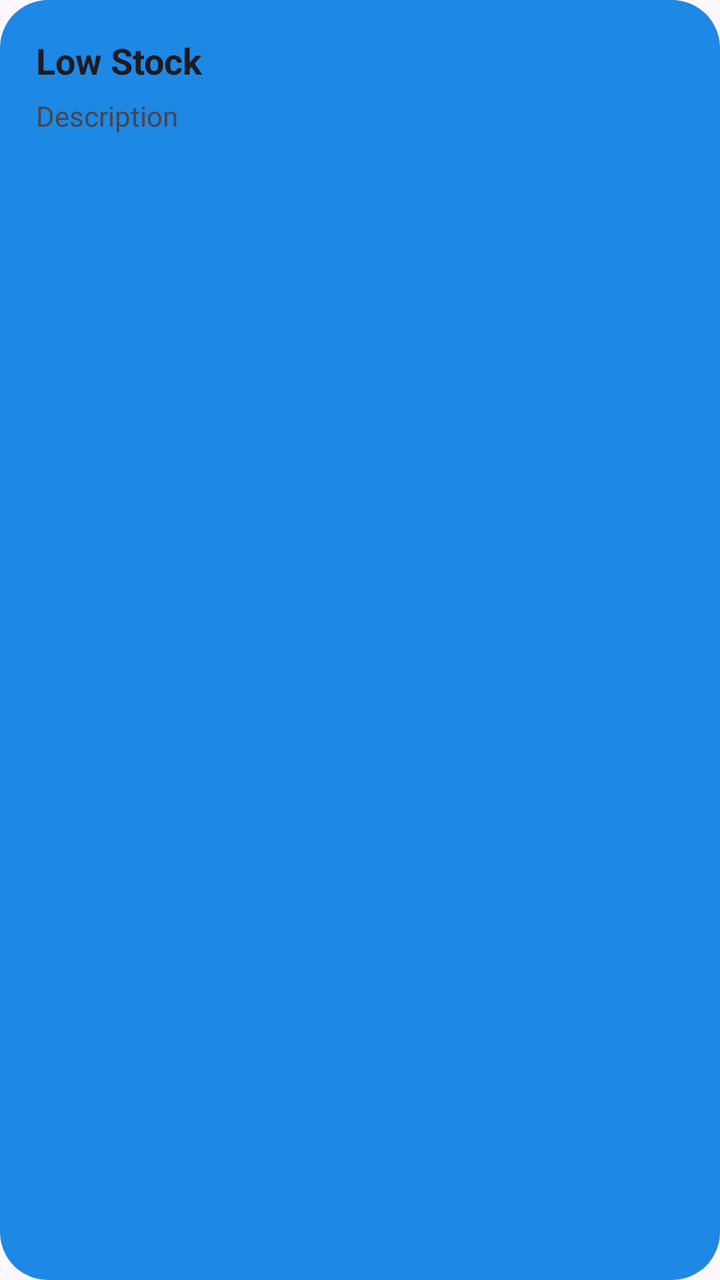
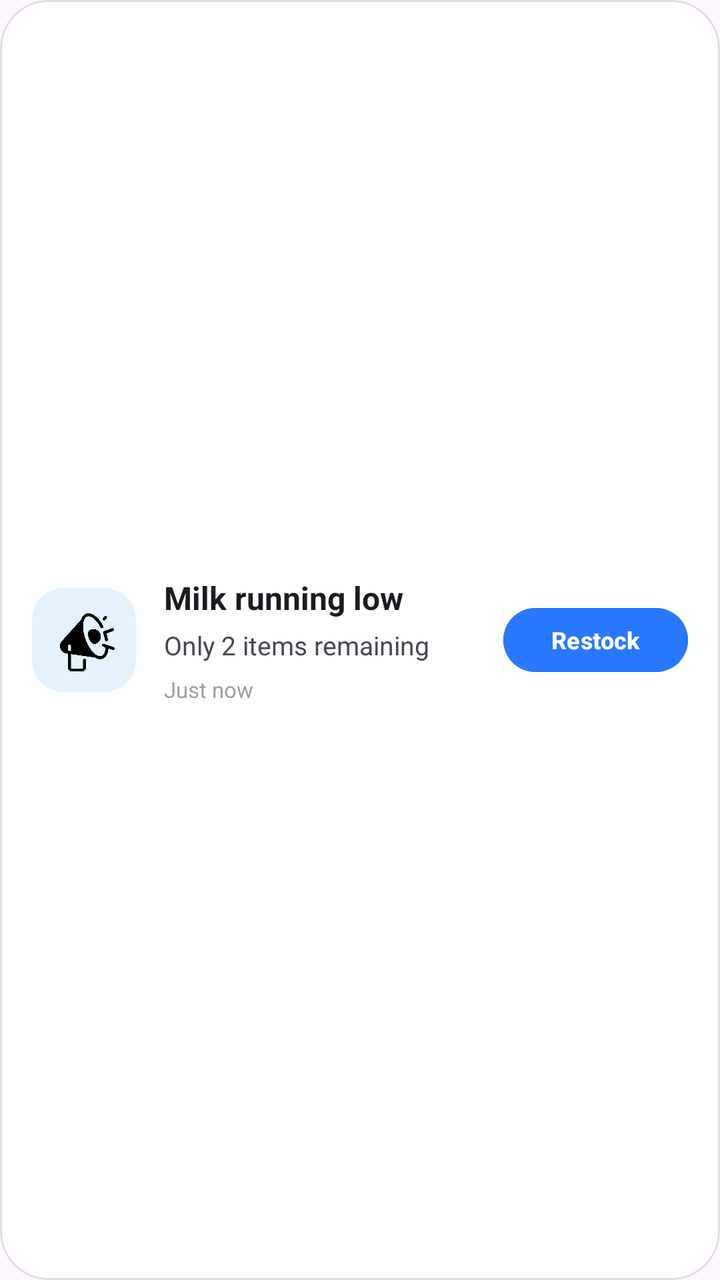

The first picture is an Android layout as it rendered before a commit; the second is the same layout after the commit. The layout source and the unified diff follow.
<!-- AndroidManifest.xml: application theme Theme.SmartInventaryManagement -->
<!-- res/layout/notification_item.xml -->
<?xml version="1.0" encoding="utf-8"?>
<LinearLayout
    xmlns:android="http://schemas.android.com/apk/res/android"

    android:layout_width="match_parent"
    android:layout_height="wrap_content"

    android:orientation="vertical"

    android:padding="18dp"

    android:layout_marginBottom="14dp"

    android:background="@drawable/notification_item_bg">

    <TextView
        android:id="@+id/tvNotificationTitle"

        android:layout_width="wrap_content"
        android:layout_height="wrap_content"

        android:text="Low Stock"

        android:textSize="18sp"

        android:textStyle="bold"

        android:textColor="?android:textColorPrimary"/>

    <TextView
        android:id="@+id/tvNotificationDesc"

        android:layout_width="wrap_content"
        android:layout_height="wrap_content"

        android:text="Description"

        android:textSize="14sp"

        android:textColor="?android:textColorSecondary"

        android:layout_marginTop="6dp"/>

</LinearLayout>
<!-- resources referenced by this layout -->
<resources>
  <!-- drawable notification_item_bg (drawable) -->
  <?xml version="1.0" encoding="utf-8"?>
  <shape xmlns:android="http://schemas.android.com/apk/res/android">
  
      <solid android:color="#1E88E5"/>
  
      <corners android:radius="24dp"/>
  
  </shape>
  <style name="Theme.SmartInventaryManagement" parent="Base.Theme.SmartInventaryManagement" />
  <style name="Base.Theme.SmartInventaryManagement" parent="Theme.Material3.DayNight.NoActionBar">
  
      </style>
</resources>

<!-- the commit's change to res/layout/notification_item.xml (unified diff, before → after) -->
@@ -5,40 +5,112 @@
     android:layout_width="match_parent"
     android:layout_height="wrap_content"
 
-    android:orientation="vertical"
+    android:orientation="horizontal"
 
-    android:padding="18dp"
+    android:padding="16dp"
 
     android:layout_marginBottom="14dp"
 
-    android:background="@drawable/notification_item_bg">
+    android:gravity="center_vertical"
 
-    <TextView
-        android:id="@+id/tvNotificationTitle"
+    android:background="@drawable/notification_modern_bg">
+
+    
+
+    <ImageView
+        android:id="@+id/imgNotification"
+
+        android:layout_width="52dp"
+        android:layout_height="52dp"
+
+        android:src="@drawable/alerts"
+
+        android:background="@drawable/notification_icon_bg"
+
+        android:padding="10dp"
+
+        android:scaleType="centerInside"/>
+
+    
+
+    <LinearLayout
+        android:layout_width="0dp"
+        android:layout_height="wrap_content"
+
+        android:layout_weight="1"
+
+        android:orientation="vertical"
+
+        android:layout_marginStart="14dp">
+
+        
+
+        <TextView
+            android:id="@+id/tvNotificationTitle"
+
+            android:layout_width="wrap_content"
+            android:layout_height="wrap_content"
+
+            android:text="Milk running low"
+
+            android:textStyle="bold"
+
+            android:textSize="16sp"
+
+            android:textColor="?android:textColorPrimary"/>
+
+        
+
+        <TextView
+            android:id="@+id/tvNotificationDesc"
+
+            android:layout_width="wrap_content"
+            android:layout_height="wrap_content"
+
+            android:text="Only 2 items remaining"
+
+            android:textSize="13sp"
+
+            android:textColor="?android:textColorSecondary"
+
+            android:layout_marginTop="4dp"/>
+
+        
+
+        <TextView
+            android:id="@+id/tvTime"
+
+            android:layout_width="wrap_content"
+            android:layout_height="wrap_content"
+
+            android:text="Just now"
+
+            android:textSize="11sp"
+
+            android:textColor="#9E9E9E"
+
+            android:layout_marginTop="6dp"/>
+
+    </LinearLayout>
+
+    
+
+    <Button
+        android:id="@+id/btnAction"
 
         android:layout_width="wrap_content"
-        android:layout_height="wrap_content"
+        android:layout_height="40dp"
 
-        android:text="Low Stock"
+        android:text="Restock"
 
-        android:textSize="18sp"
+        android:textAllCaps="false"
 
         android:textStyle="bold"
 
-        android:textColor="?android:textColorPrimary"/>
+        android:textColor="@android:color/white"
 
-    <TextView
-        android:id="@+id/tvNotificationDesc"
+        android:textSize="12sp"
 
-        android:layout_width="wrap_content"
-        android:layout_height="wrap_content"
-
-        android:text="Description"
-
-        android:textSize="14sp"
-
-        android:textColor="?android:textColorSecondary"
-
-        android:layout_marginTop="6dp"/>
+        android:backgroundTint="#2979FF"/>
 
 </LinearLayout>
<!-- resource entries referenced after the edit -->
@@ -1,12 +1,26 @@
 <!-- resources referenced by this layout -->
 <resources>
-  <!-- drawable notification_item_bg (drawable) -->
+  <!-- drawable alerts: png bitmap (drawable, 13782 bytes) -->
+  <!-- drawable notification_icon_bg (drawable) -->
   <?xml version="1.0" encoding="utf-8"?>
   <shape xmlns:android="http://schemas.android.com/apk/res/android">
   
-      <solid android:color="#1E88E5"/>
+      <solid android:color="#E3F2FD"/>
+  
+      <corners android:radius="16dp"/>
+  
+  </shape>
+  <!-- drawable notification_modern_bg (drawable) -->
+  <?xml version="1.0" encoding="utf-8"?>
+  <shape xmlns:android="http://schemas.android.com/apk/res/android">
+  
+      <solid android:color="?android:colorBackgroundFloating"/>
   
       <corners android:radius="24dp"/>
+  
+      <stroke
+          android:width="1dp"
+          android:color="#E0E0E0"/>
   
   </shape>
   <style name="Theme.SmartInventaryManagement" parent="Base.Theme.SmartInventaryManagement" />
